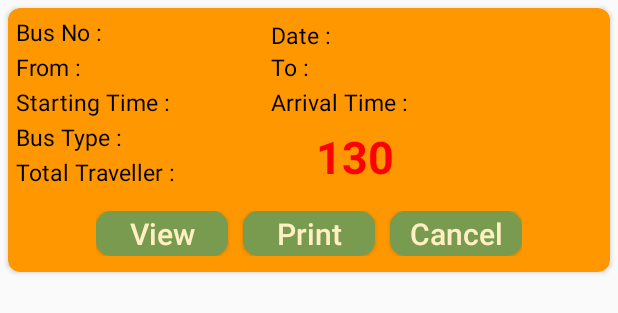
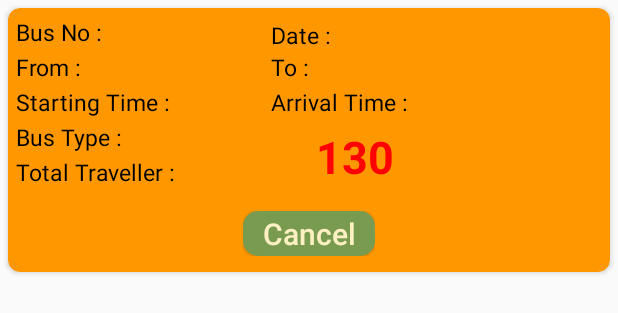
Before and after one commit to aminul-islam6911/User-Bus-Ticket-Booking, an Android app: the layout ticket_view.xml on its own in the app's theme, with its tools: preview values and no code run, on a phone screen of 412 x 824 dp. Shown: the top 313 px of the screen. Run offline under Robolectric (Android 15) with nearby library versions, the phone set to English and light mode, and no system bars; Roboto replaces fonts that are not available here.

Commit message:
button remove

```diff
--- a/app/src/main/java/com/example/userbusticketbookingsystem/BookTicket.java
+++ b/app/src/main/java/com/example/userbusticketbookingsystem/BookTicket.java
@@ -34,7 +34,7 @@ public class BookTicket extends AppCompatActivity {
             tvSeatAvailable, tvBusType;
     private Button btnConfirmBooking, btnAddTraveller, btnSeatReload;
     private String stBusNo, stDate, stStarting, stDestination, stStartingTime, stArrivalTime,
-            stSeatAvailable, stBusType, stTicketPrice;
+            stSeatAvailable, stBusType, stTicketPrice, str_total_price;
     private FirebaseUser firebaseUser;
     private DatabaseReference seatsNo, confirmTicket;
     private String road_ref;
@@ -91,7 +91,7 @@ public class BookTicket extends AppCompatActivity {
                     in.putExtra("StartingTime", stStartingTime);
                     in.putExtra("ArrivalTime", stArrivalTime);
                     in.putExtra("BusType", stBusType);
-                    in.putExtra("Price", stTicketPrice);
+                    in.putExtra("Price", str_total_price);
                     in.putExtra("road_ref", road_ref);
                     in.putExtra("stSeatAvailable", stSeatAvailable);
                     startActivity(in);
@@ -212,7 +212,7 @@ public class BookTicket extends AppCompatActivity {
         int number_of_traveller = arrayList.size();
         int Price = Integer.parseInt(stTicketPrice);
         int total_price = Price * number_of_traveller;
-        String str_total_price = Integer.toString(total_price);
+        str_total_price = Integer.toString(total_price);
         btnConfirmBooking.setText("Confirm(" + str_total_price + " Tk)");
     }
 
--- a/app/src/main/res/layout/ticket_view.xml
+++ b/app/src/main/res/layout/ticket_view.xml
@@ -124,33 +124,9 @@
                 android:layout_centerInParent="true">
 
                 <Button
-                    android:id="@+id/tView"
-                    android:layout_width="wrap_content"
-                    android:layout_height="30dp"
-                    android:background="@drawable/button"
-                    android:text="View"
-                    android:textAllCaps="false"
-                    android:textColor="@color/But_bg"
-                    android:textSize="20sp" />
-
-                <Button
-                    android:id="@+id/tPrint"
-                    android:layout_width="wrap_content"
-                    android:layout_height="30dp"
-                    android:layout_marginStart="10dp"
-                    android:layout_toEndOf="@id/tView"
-                    android:background="@drawable/button"
-                    android:text="Print"
-                    android:textAllCaps="false"
-                    android:textColor="@color/But_bg"
-                    android:textSize="20sp" />
-
-                <Button
                     android:id="@+id/tCancel"
                     android:layout_width="wrap_content"
                     android:layout_height="30dp"
-                    android:layout_marginStart="10dp"
-                    android:layout_toEndOf="@id/tPrint"
                     android:background="@drawable/button"
                     android:text="Cancel"
                     android:textAllCaps="false"
```
